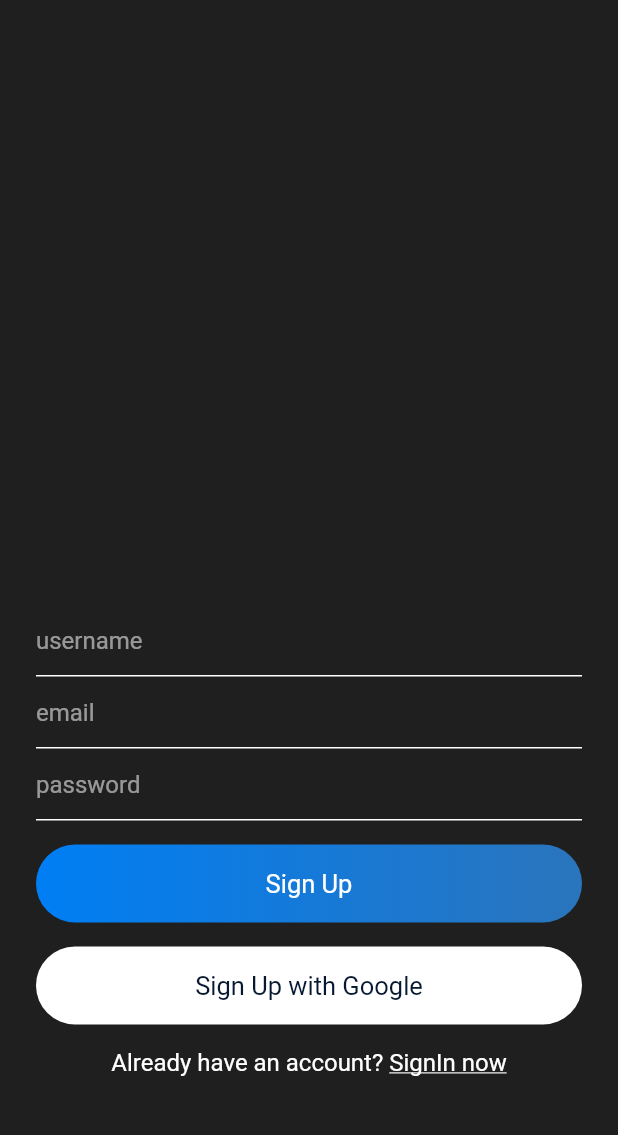
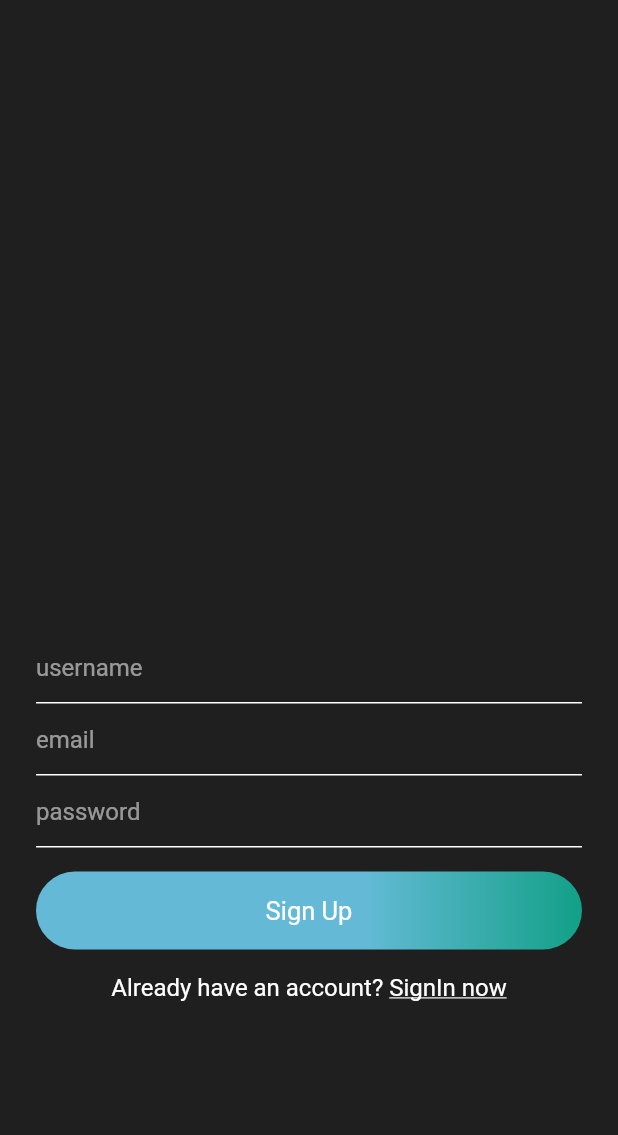
Before and after one commit to maximgnezdov/LetsStudy, a Flutter app: the SignUp screen opened directly with empty values, on a phone screen of 412 x 824 dp, the part 84-1219 px from its top. Run offline on Flutter 3.47's test engine with Material 2 defaults, Android fonts, the phone set to English and light mode, and no system bars; our stand-ins replace cloud_firestore, firebase_auth, google_sign_in, shared_preferences; accounts and stored records are empty; Roboto replaces fonts that are missing (OverpassRegular).

Commit message:
Changed the Color of buttons Removed Sigh In with Google Button

```diff
--- a/lib/views/signup.dart
+++ b/lib/views/signup.dart
@@ -112,7 +112,16 @@ class _SignUpState extends State<SignUp> {
                 decoration: BoxDecoration(
                     borderRadius: BorderRadius.circular(30),
                     gradient: LinearGradient(
-                      colors: [const Color(0xff007EF4), const Color(0xff2A75BC)],
+                      begin: Alignment.centerLeft,
+                      end: Alignment.centerRight,
+                      stops: [
+                        0.6,
+                        1
+                      ],
+                      colors: [
+                        CustomTheme.selfMessageBackgroundColor,
+                        CustomTheme.gradientColor
+                      ],
                     )),
                 width: MediaQuery.of(context).size.width,
                 child: Text(
@@ -125,7 +134,7 @@ class _SignUpState extends State<SignUp> {
             SizedBox(
               height: 16,
             ),
-            Container(
+            /*Container(
               padding: EdgeInsets.symmetric(vertical: 16),
               decoration: BoxDecoration(
                   borderRadius: BorderRadius.circular(30), color: Colors.white),
@@ -135,10 +144,10 @@ class _SignUpState extends State<SignUp> {
                 style: TextStyle(fontSize: 17, color: CustomTheme.textColor),
                 textAlign: TextAlign.center,
               ),
-            ),
-            SizedBox(
-              height: 16,
-            ),
+            ),*/
+            /*SizedBox(
+              height: 46,
+            ),*/
             Row(
               mainAxisAlignment: MainAxisAlignment.center,
               children: [
@@ -161,7 +170,7 @@ class _SignUpState extends State<SignUp> {
               ],
             ),
             SizedBox(
-              height: 50,
+              height: 100,
             )
           ],
         ),
```
Also changed, not shown: lib/views/signin.dart (+11 -6 lines).
